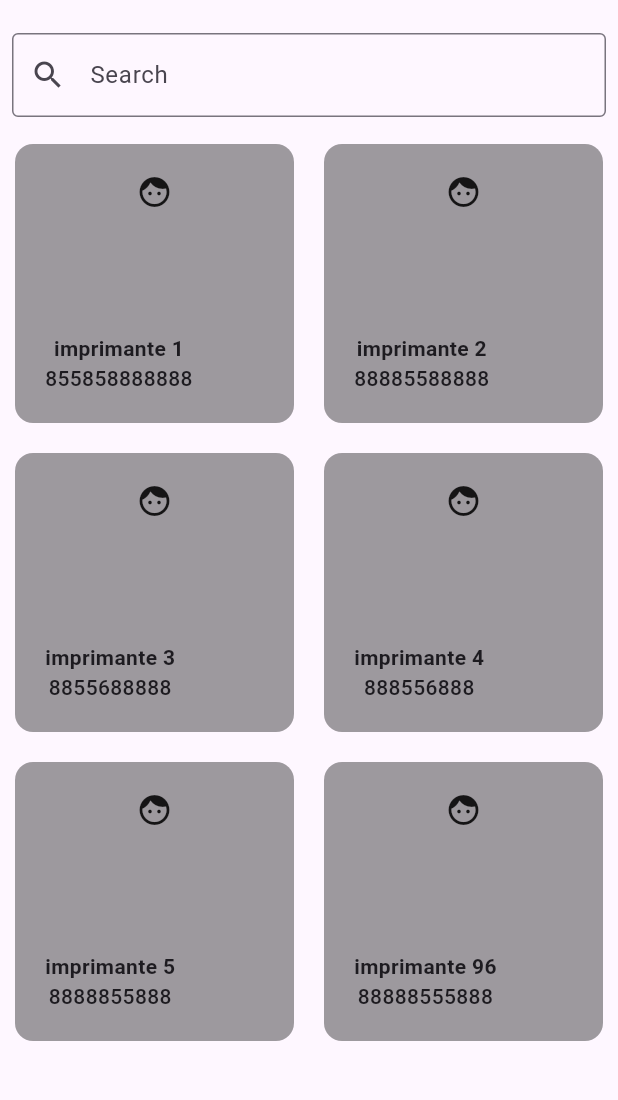
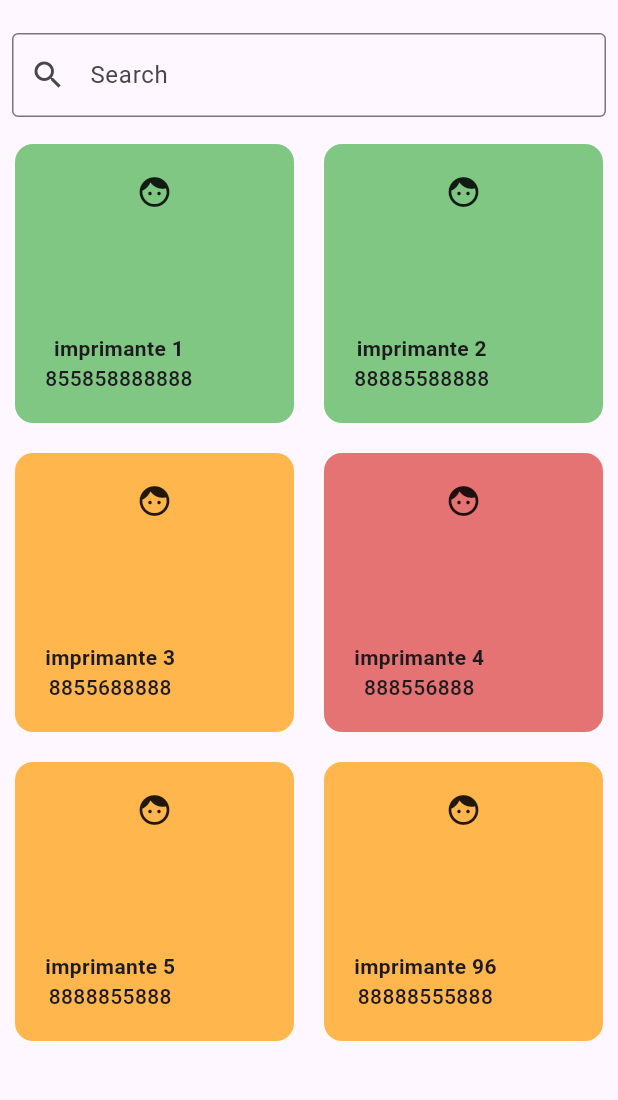
Before and after one commit to mohamedamine-code/chech_Licence_Flutter, a Flutter app: the Selectdevices screen opened by its route, on a phone screen of 412 x 824 dp, the part 63-1163 px from its top. Run offline on Flutter 3.47's test engine with Material 3 defaults, Android fonts, the phone set to English and light mode, and no system bars.

Commit message:
set color betwen InD and SD commit

```diff
--- a/lib/Component/MyDevice.dart
+++ b/lib/Component/MyDevice.dart
@@ -4,7 +4,8 @@ class MyDevice extends StatelessWidget {
   String name;
   String id;
   VoidCallback onTap;
-  MyDevice({required this.id,required this.name, required this.onTap});
+  Color color;
+  MyDevice({required this.color, required this.id,required this.name, required this.onTap});
 
   @override
   Widget build(BuildContext context) {
@@ -13,10 +14,11 @@ class MyDevice extends StatelessWidget {
         onTap();
       },
       child: Container(
+
         padding: EdgeInsets.all(20),
         margin: EdgeInsets.symmetric(horizontal: 10,vertical: 10),
         decoration: BoxDecoration(
-          color: Colors.black38,
+          color: color,
           borderRadius: BorderRadius.circular(12)
         ),
         child: Column(
--- a/lib/models/DataBase.dart
+++ b/lib/models/DataBase.dart
@@ -4,8 +4,8 @@ import 'package:flutter/material.dart';
 class DatabaseDevices extends ChangeNotifier {
   // local data Base of our device
   List<Device> MyDevice = [
-    Device(State: "valid", name: "imprimante 1", id: "855858888888"),
-    Device(State: "valid", name: "imprimante 2", id: "88885588888"),
+    Device(State: "Valid", name: "imprimante 1", id: "855858888888"),
+    Device(State: "Valid", name: "imprimante 2", id: "88885588888"),
     Device(State: "Missing", name: "imprimante 3", id: "8855688888"),
     Device(State: "expired", name: "imprimante 4", id: "888556888"),
     Device(State: "Missing", name: "imprimante 5", id: "8888855888"),
--- a/lib/pages/SelectDevices.dart
+++ b/lib/pages/SelectDevices.dart
@@ -14,6 +14,7 @@ class Selectdevices extends StatefulWidget {
 
 class _SelectdevicesState extends State<Selectdevices> {
   TextEditingController _searchController = TextEditingController();
+  Color? backgroundColor;
 
   final List<String> _allItems = [
     'Apple',
@@ -81,6 +82,17 @@ class _SelectdevicesState extends State<Selectdevices> {
               ),
               itemCount: device.length,
               itemBuilder: (context, index) {
+                switch (device[index].State) {
+                  case 'Valid':
+                    backgroundColor = Colors.green.shade300;
+                    break;
+                  case 'Missing':
+                    backgroundColor = Colors.orange.shade300;
+                    break;
+                  case 'expired':
+                    backgroundColor = Colors.red.shade300;
+                    break;
+                }
                 return MyDevice(
                   onTap: () {
                     Navigator.push(
@@ -90,13 +102,14 @@ class _SelectdevicesState extends State<Selectdevices> {
                             (context) => Infromationdevice(
                               name: device[index].name,
                               id: device[index].id,
-                              state: device[index].State?? "null",
+                              state: device[index].State ?? "null",
                             ),
                       ),
                     );
                   },
                   name: device[index].name,
                   id: device[index].id,
+                  color: backgroundColor ?? Colors.black38,
                 );
               },
             ),
--- a/lib/util/infromationDevice.dart
+++ b/lib/util/infromationDevice.dart
@@ -21,7 +21,7 @@ class Infromationdevice extends StatelessWidget {
               Column(
                 children: [
                   Icon(Icons.face),
-                  const SizedBox(height: 30),
+                  const SizedBox(height: 200),
                   Row(
                     mainAxisAlignment: MainAxisAlignment.spaceBetween,
                     children: [
```
